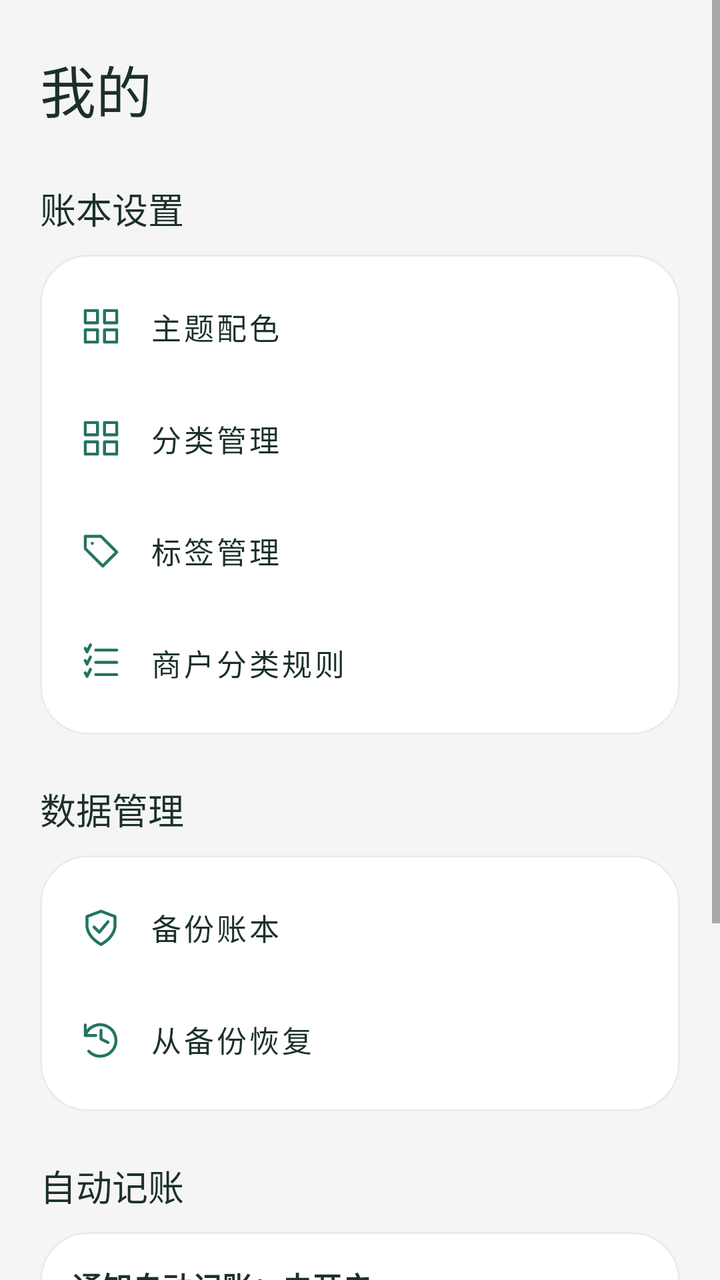
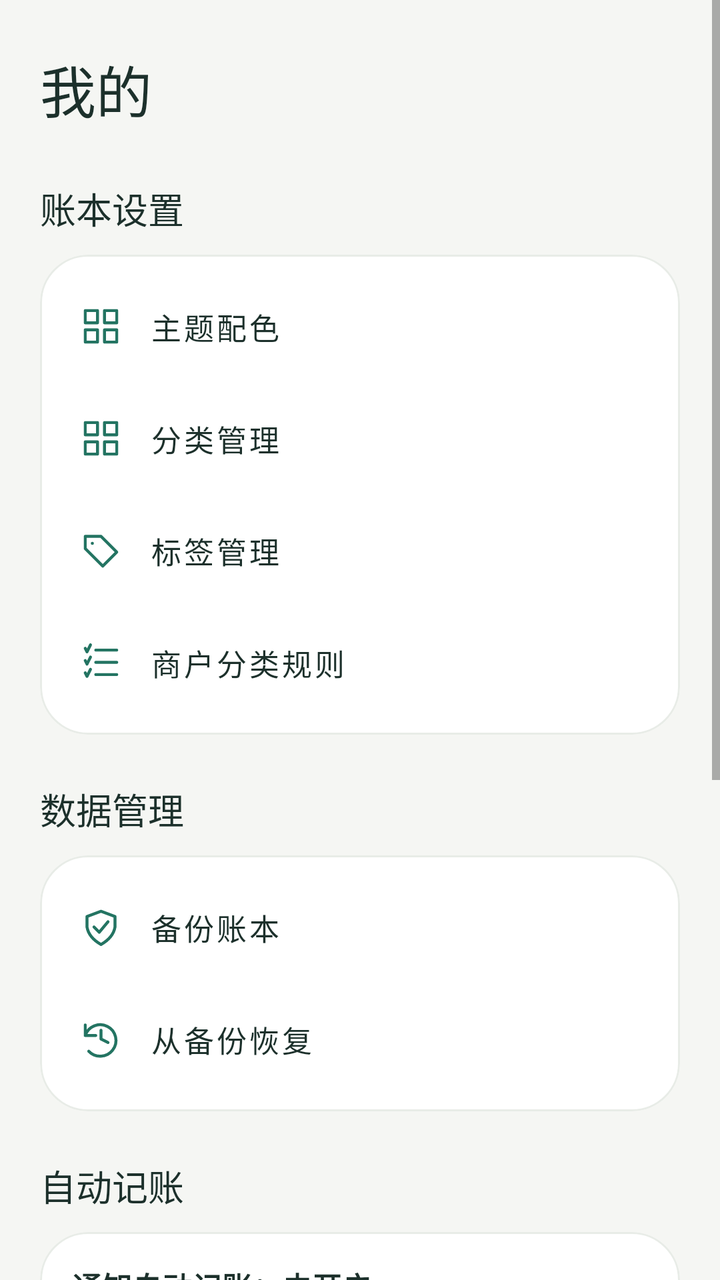

Before-and-after screenshots of an Android layout around one commit, followed by the original layout XML and the change that was made.
<!-- AndroidManifest.xml: application theme Theme.LightLedger -->
<!-- res/layout/fragment_settings.xml -->
<?xml version="1.0" encoding="utf-8"?>
<ScrollView xmlns:android="http://schemas.android.com/apk/res/android" xmlns:app="http://schemas.android.com/apk/res-auto" android:layout_width="match_parent" android:layout_height="match_parent" android:fillViewport="true" android:background="?attr/ledgerBackground">
    <LinearLayout android:layout_width="match_parent" android:layout_height="wrap_content" android:orientation="vertical" android:padding="@dimen/ledger_page_gutter">
        <TextView style="@style/LedgerPageTitle" android:layout_width="match_parent" android:layout_height="wrap_content" android:layout_marginTop="4dp" android:text="我的" />
        <TextView style="@style/LedgerSectionTitle" android:layout_width="match_parent" android:layout_height="wrap_content" android:layout_marginTop="26dp" android:layout_marginBottom="10dp" android:text="账本设置" />
        <com.google.android.material.card.MaterialCardView style="@style/LedgerCard" android:layout_width="match_parent" android:layout_height="wrap_content">
            <LinearLayout android:layout_width="match_parent" android:layout_height="wrap_content" android:orientation="vertical" android:padding="8dp">
                <com.google.android.material.button.MaterialButton android:id="@+id/themeSettings" app:icon="@drawable/ic_grid" style="@style/LedgerSettingsRow" android:layout_width="match_parent" android:layout_height="wrap_content" android:text="主题配色" />
                <com.google.android.material.button.MaterialButton android:id="@+id/manageCategories" app:icon="@drawable/ic_grid" style="@style/LedgerSettingsRow" android:layout_width="match_parent" android:layout_height="wrap_content" android:gravity="start|center_vertical" android:text="分类管理" />
                <com.google.android.material.button.MaterialButton android:id="@+id/manageTags" app:icon="@drawable/ic_tag" style="@style/LedgerSettingsRow" android:layout_width="match_parent" android:layout_height="wrap_content" android:gravity="start|center_vertical" android:text="标签管理" />
                <com.google.android.material.button.MaterialButton android:id="@+id/manageMerchantRules" app:icon="@drawable/ic_rule" style="@style/LedgerSettingsRow" android:layout_width="match_parent" android:layout_height="wrap_content" android:gravity="start|center_vertical" android:text="商户分类规则" />
            </LinearLayout>
        </com.google.android.material.card.MaterialCardView>
        <TextView style="@style/LedgerSectionTitle" android:layout_width="match_parent" android:layout_height="wrap_content" android:layout_marginTop="24dp" android:layout_marginBottom="10dp" android:text="数据管理" />
        <com.google.android.material.card.MaterialCardView style="@style/LedgerCard" android:layout_width="match_parent" android:layout_height="wrap_content">
            <LinearLayout android:layout_width="match_parent" android:layout_height="wrap_content" android:orientation="vertical" android:padding="8dp">
                <com.google.android.material.button.MaterialButton android:id="@+id/exportBackup" app:icon="@drawable/ic_shield" style="@style/LedgerSettingsRow" android:layout_width="match_parent" android:layout_height="wrap_content" android:gravity="start|center_vertical" android:text="备份账本" />
                <com.google.android.material.button.MaterialButton android:id="@+id/importBackup" app:icon="@drawable/ic_restore" style="@style/LedgerSettingsRow" android:layout_width="match_parent" android:layout_height="wrap_content" android:gravity="start|center_vertical" android:text="从备份恢复" />
            </LinearLayout>
        </com.google.android.material.card.MaterialCardView>
        <TextView style="@style/LedgerSectionTitle" android:layout_width="match_parent" android:layout_height="wrap_content" android:layout_marginTop="24dp" android:layout_marginBottom="10dp" android:text="自动记账" />
        <com.google.android.material.card.MaterialCardView style="@style/LedgerCard" android:layout_width="match_parent" android:layout_height="wrap_content">
            <LinearLayout android:layout_width="match_parent" android:layout_height="wrap_content" android:orientation="vertical" android:padding="16dp">
                <TextView android:id="@+id/notificationStatus" android:layout_width="match_parent" android:layout_height="wrap_content" android:text="通知自动记账：未开启" android:textColor="?attr/colorOnSurface" android:textSize="15sp" android:textStyle="bold" />
                <com.google.android.material.button.MaterialButton android:id="@+id/notificationSettings" style="@style/LedgerOutlineButton" android:layout_width="match_parent" android:layout_height="wrap_content" android:layout_marginTop="8dp" android:text="开启或管理自动记账权限" />
                <TextView android:id="@+id/quickNotificationStatus" android:layout_width="match_parent" android:layout_height="wrap_content" android:layout_marginTop="16dp" android:text="快捷分类通知：未开启" android:textColor="?attr/colorOnSurface" android:textSize="15sp" android:textStyle="bold" />
                <com.google.android.material.button.MaterialButton android:id="@+id/quickNotificationSettings" style="@style/LedgerOutlineButton" android:layout_width="match_parent" android:layout_height="wrap_content" android:layout_marginTop="8dp" android:text="快捷分类通知设置" />
            </LinearLayout>
        </com.google.android.material.card.MaterialCardView>
        <TextView style="@style/LedgerCaption" android:layout_width="match_parent" android:layout_height="wrap_content" android:layout_marginTop="20dp" android:gravity="center" android:text="轻账本 · 本机存储，离线使用" />
    </LinearLayout>
</ScrollView>
<!-- resources referenced by this layout -->
<resources>
  <dimen name="ledger_page_gutter">20dp</dimen>
  <!-- drawable ic_tag (drawable) -->
  <vector xmlns:android="http://schemas.android.com/apk/res/android" android:width="24dp" android:height="24dp" android:viewportWidth="24" android:viewportHeight="24"><path android:pathData="M3,4 L12,4 L21,13 L13,21 L3,11 Z M7,8 L7.1,8" android:fillColor="@android:color/transparent" android:strokeColor="?attr/colorPrimary" android:strokeWidth="1.7" android:strokeLineCap="round" android:strokeLineJoin="round"/></vector>
  <style name="LedgerCaption"><item name="android:textColor">?attr/ledgerMuted</item><item name="android:textSize">13sp</item><item name="android:lineSpacingExtra">3dp</item></style>
  <style name="LedgerCard" parent="Widget.MaterialComponents.CardView">
          <item name="cardCornerRadius">24dp</item><item name="cardElevation">0dp</item><item name="cardBackgroundColor">@color/white</item>
          <item name="strokeColor">?attr/ledgerBorder</item><item name="strokeWidth">1dp</item>
      </style>
  <style name="LedgerPageTitle"><item name="android:textColor">?attr/colorOnSurface</item><item name="android:textSize">28sp</item><item name="android:fontFamily">sans-serif-medium</item></style>
  <style name="LedgerSectionTitle"><item name="android:textColor">?attr/colorOnSurface</item><item name="android:textSize">18sp</item><item name="android:fontFamily">sans-serif-medium</item></style>
  <style name="LedgerSettingsRow" parent="LedgerTextButton">
          <item name="android:minHeight">56dp</item><item name="android:gravity">start|center_vertical</item><item name="android:textColor">?attr/colorOnSurface</item>
          <item name="android:textSize">15sp</item><item name="android:paddingHorizontal">12dp</item><item name="iconSize">21dp</item><item name="iconPadding">14dp</item><item name="iconGravity">textStart</item>
      </style>
  <color name="white">#FFFFFF</color>
  <style name="LedgerTextButton" parent="Widget.MaterialComponents.Button.TextButton">
          <item name="android:minHeight">48dp</item><item name="android:textAllCaps">false</item><item name="android:textSize">14sp</item><item name="cornerRadius">12dp</item>
      </style>
  <color name="ledger_teal">#237462</color>
  <color name="ledger_teal_dark">#184D40</color>
  <color name="ledger_ink">#1C302B</color>
  <color name="ledger_background">#F5F6F3</color>
  <color name="ledger_teal_soft">#E5F1EA</color>
  <color name="ledger_muted">#697A73</color>
  <color name="ledger_border">#E8ECE7</color>
  <style name="LedgerWindowAnimation" parent="android:style/Animation.Activity">
          <item name="android:activityOpenEnterAnimation">@null</item>
          <item name="android:activityOpenExitAnimation">@null</item>
          <item name="android:activityCloseEnterAnimation">@null</item>
          <item name="android:activityCloseExitAnimation">@null</item>
      </style>
  <style name="LedgerButton" parent="Widget.MaterialComponents.Button">
          <item name="cornerRadius">16dp</item><item name="android:minHeight">52dp</item><item name="android:textAllCaps">false</item>
          <item name="android:textSize">15sp</item><item name="android:fontFamily">sans-serif-medium</item><item name="android:paddingHorizontal">16dp</item>
          <item name="android:insetTop">3dp</item><item name="android:insetBottom">3dp</item>
      </style>
  <style name="LedgerInput" parent="Widget.MaterialComponents.TextInputLayout.OutlinedBox">
          <item name="boxCornerRadiusTopStart">14dp</item><item name="boxCornerRadiusTopEnd">14dp</item><item name="boxCornerRadiusBottomStart">14dp</item><item name="boxCornerRadiusBottomEnd">14dp</item>
          <item name="boxBackgroundColor">@color/white</item><item name="boxStrokeColor">?attr/colorPrimary</item>
      </style>
  <!-- unchanged entries left out for length: 6 -->
</resources>

<!-- the commit's change to res/layout/fragment_settings.xml (unified diff, before → after) -->
@@ -23,6 +23,10 @@
             <LinearLayout android:layout_width="match_parent" android:layout_height="wrap_content" android:orientation="vertical" android:padding="16dp">
                 <TextView android:id="@+id/notificationStatus" android:layout_width="match_parent" android:layout_height="wrap_content" android:text="通知自动记账：未开启" android:textColor="?attr/colorOnSurface" android:textSize="15sp" android:textStyle="bold" />
                 <com.google.android.material.button.MaterialButton android:id="@+id/notificationSettings" style="@style/LedgerOutlineButton" android:layout_width="match_parent" android:layout_height="wrap_content" android:layout_marginTop="8dp" android:text="开启或管理自动记账权限" />
+                <com.google.android.material.switchmaterial.SwitchMaterial android:id="@+id/backgroundProtection" android:layout_width="match_parent" android:layout_height="wrap_content" android:layout_marginTop="12dp" android:minHeight="48dp" android:text="后台保护" android:textColor="?attr/colorOnSurface" android:textSize="15sp" />
+                <TextView android:id="@+id/protectionStatus" style="@style/LedgerCaption" android:layout_width="match_parent" android:layout_height="wrap_content" android:text="显示常驻状态通知，闲置时自动尝试重连" />
+                <com.google.android.material.button.MaterialButton android:id="@+id/backgroundSettings" style="@style/LedgerOutlineButton" android:layout_width="match_parent" android:layout_height="wrap_content" android:layout_marginTop="8dp" android:text="允许后台运行" />
+                <TextView android:id="@+id/batteryStatus" style="@style/LedgerCaption" android:layout_width="match_parent" android:layout_height="wrap_content" android:layout_marginTop="4dp" android:text="系统电池限制状态" />
                 <TextView android:id="@+id/quickNotificationStatus" android:layout_width="match_parent" android:layout_height="wrap_content" android:layout_marginTop="16dp" android:text="快捷分类通知：未开启" android:textColor="?attr/colorOnSurface" android:textSize="15sp" android:textStyle="bold" />
                 <com.google.android.material.button.MaterialButton android:id="@+id/quickNotificationSettings" style="@style/LedgerOutlineButton" android:layout_width="match_parent" android:layout_height="wrap_content" android:layout_marginTop="8dp" android:text="快捷分类通知设置" />
             </LinearLayout>
